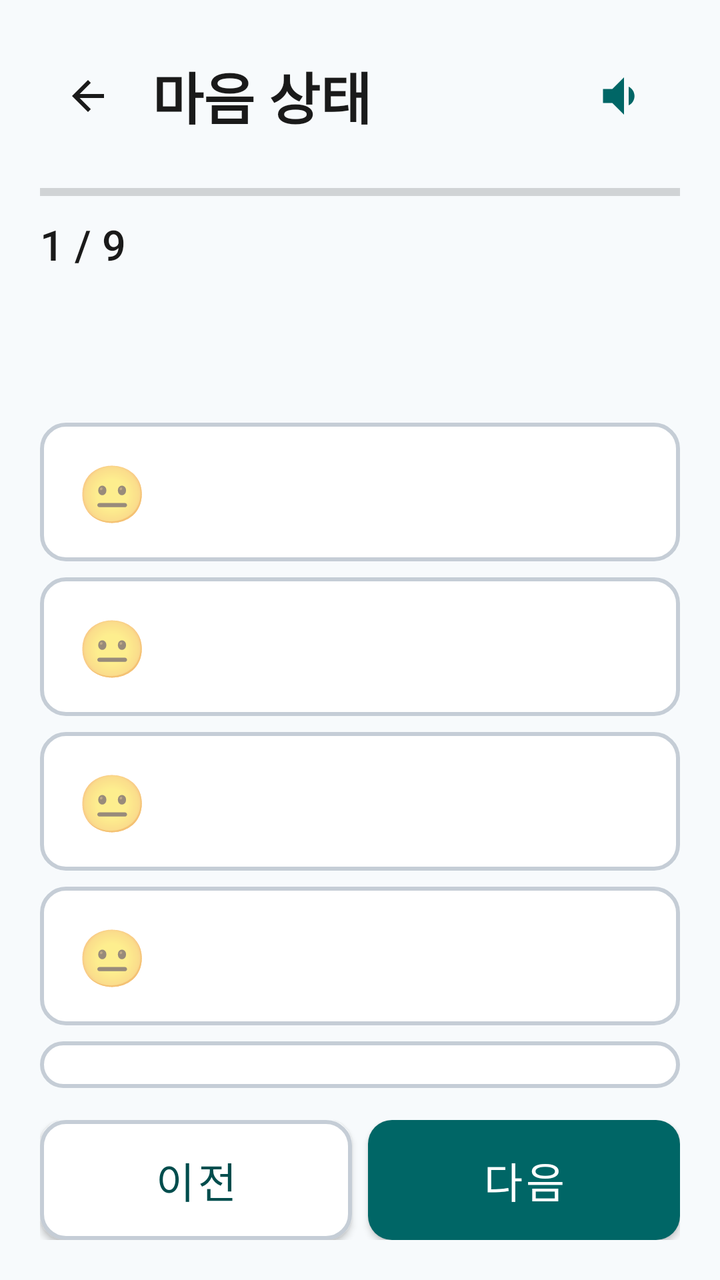
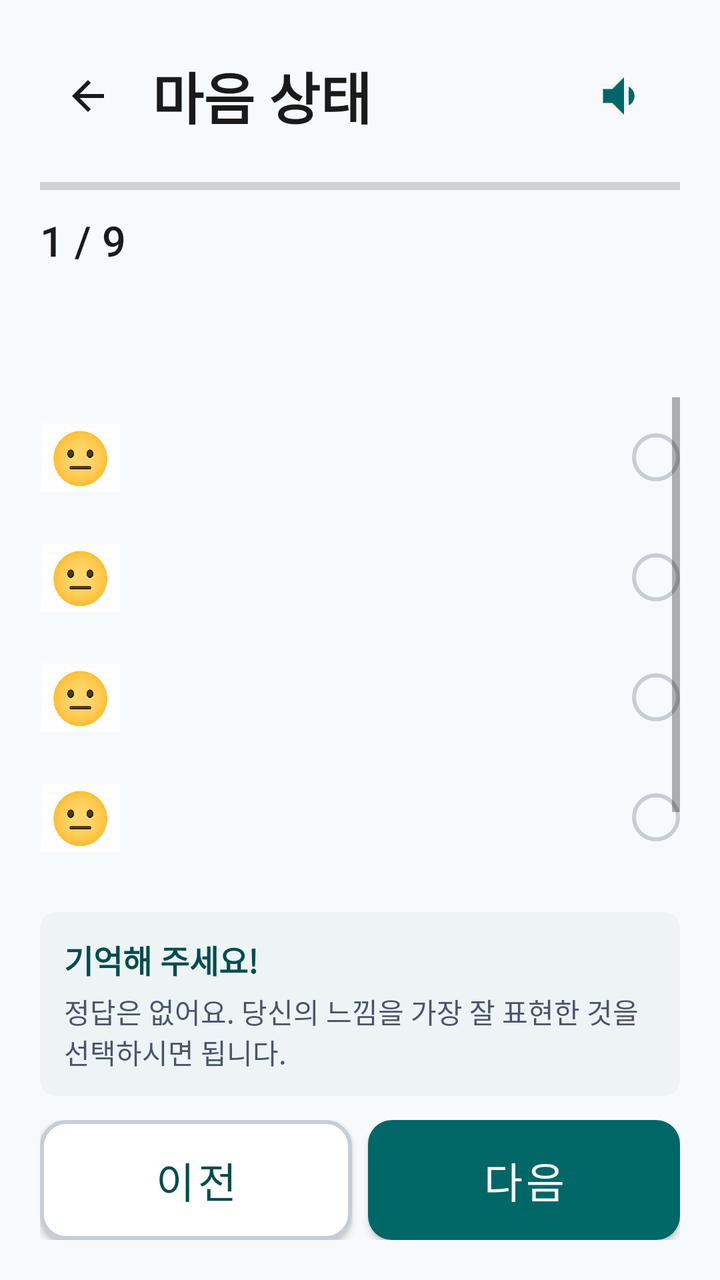

Compare the two renders of this Android layout. The source of the first and the diff that turns it into the second are given below.
<!-- AndroidManifest.xml: application theme Theme.TMind -->
<!-- res/layout/activity_ema_survey.xml -->
<?xml version="1.0" encoding="utf-8"?>
<LinearLayout xmlns:android="http://schemas.android.com/apk/res/android"
    android:layout_width="match_parent"
    android:layout_height="match_parent"
    android:background="@color/bg_senior"
    android:orientation="vertical"
    android:padding="20dp">

    <LinearLayout android:layout_width="match_parent" android:layout_height="wrap_content" android:gravity="center_vertical">
        <ImageButton android:id="@+id/btnBack" android:layout_width="48dp" android:layout_height="48dp" android:background="?attr/selectableItemBackgroundBorderless" android:src="@drawable/ic_back" />
        <TextView android:id="@+id/tvTitle" style="@style/SeniorTitle" android:layout_width="0dp" android:layout_height="wrap_content" android:layout_weight="1" android:layout_marginStart="8dp" android:text="@string/ema_title" />
        <ImageButton android:id="@+id/btnTts" android:layout_width="56dp" android:layout_height="56dp" android:background="?attr/selectableItemBackgroundBorderless" android:src="@drawable/ic_speaker" />
    </LinearLayout>

    <ProgressBar android:id="@+id/progressBar" style="?android:attr/progressBarStyleHorizontal" android:layout_width="match_parent" android:layout_height="8dp" android:layout_marginTop="16dp" android:progressTint="@color/teal_primary" />

    <TextView android:id="@+id/tvProgress" style="@style/SeniorBody" android:layout_width="wrap_content" android:layout_height="wrap_content" android:layout_marginTop="8dp" android:text="1 / 9" />

    <TextView android:id="@+id/tvQuestion" style="@style/SeniorTitle" android:layout_width="match_parent" android:layout_height="wrap_content" android:layout_marginTop="24dp" android:textSize="26sp" />

    <LinearLayout android:layout_width="match_parent" android:layout_height="0dp" android:layout_weight="1" android:layout_marginTop="16dp" android:orientation="vertical">
        <include android:id="@+id/opt1" layout="@layout/item_ema_option" android:layout_width="match_parent" android:layout_height="wrap_content" android:layout_marginBottom="8dp" />
        <include android:id="@+id/opt2" layout="@layout/item_ema_option" android:layout_width="match_parent" android:layout_height="wrap_content" android:layout_marginBottom="8dp" />
        <include android:id="@+id/opt3" layout="@layout/item_ema_option" android:layout_width="match_parent" android:layout_height="wrap_content" android:layout_marginBottom="8dp" />
        <include android:id="@+id/opt4" layout="@layout/item_ema_option" android:layout_width="match_parent" android:layout_height="wrap_content" android:layout_marginBottom="8dp" />
        <include android:id="@+id/opt5" layout="@layout/item_ema_option" android:layout_width="match_parent" android:layout_height="wrap_content" />
    </LinearLayout>

    <LinearLayout android:layout_width="match_parent" android:layout_height="wrap_content" android:layout_marginTop="16dp" android:orientation="horizontal">
        <Button android:id="@+id/btnPrev" style="@style/SeniorButton" android:layout_width="0dp" android:layout_height="60dp" android:layout_marginEnd="8dp" android:layout_weight="1" android:background="@drawable/bg_btn_outline" android:text="@string/prev" android:textColor="@color/teal_dark" />
        <Button android:id="@+id/btnNext" style="@style/SeniorButton" android:layout_width="0dp" android:layout_height="60dp" android:layout_weight="1" android:background="@drawable/bg_btn_primary" android:text="@string/next" android:textColor="@color/white" />
    </LinearLayout>
</LinearLayout>
<!-- res/layout/item_ema_option.xml (included above) -->
<?xml version="1.0" encoding="utf-8"?>
<LinearLayout xmlns:android="http://schemas.android.com/apk/res/android"
    android:id="@+id/optRoot"
    android:layout_width="match_parent"
    android:layout_height="wrap_content"
    android:background="@drawable/bg_ema_option"
    android:gravity="center_vertical"
    android:minHeight="56dp"
    android:orientation="horizontal"
    android:padding="16dp">

    <TextView android:id="@+id/optEmoji" android:layout_width="40dp" android:layout_height="wrap_content" android:gravity="center" android:text="😐" android:textSize="28sp" />
    <TextView android:id="@+id/optLabel" style="@style/SeniorBody" android:layout_width="0dp" android:layout_height="wrap_content" android:layout_marginStart="12dp" android:layout_weight="1" android:textSize="18sp" />
</LinearLayout>
<!-- resources referenced by this layout -->
<resources>
  <color name="bg_senior">#F7FAFC</color>
  <color name="teal_dark">#004D4D</color>
  <color name="teal_primary">#006666</color>
  <color name="white">#FFFFFFFF</color>
  <!-- drawable bg_btn_outline (drawable) -->
  <?xml version="1.0" encoding="utf-8"?>
  <shape xmlns:android="http://schemas.android.com/apk/res/android">
      <solid android:color="@color/white"/>
      <corners android:radius="12dp"/>
      <stroke android:width="2dp" android:color="@color/border_gray"/>
  </shape>
  <!-- drawable bg_btn_primary (drawable) -->
  <?xml version="1.0" encoding="utf-8"?>
  <shape xmlns:android="http://schemas.android.com/apk/res/android">
      <solid android:color="@color/teal_primary"/>
      <corners android:radius="12dp"/>
  </shape>
  <!-- drawable bg_ema_option (drawable) -->
  <?xml version="1.0" encoding="utf-8"?>
  <selector xmlns:android="http://schemas.android.com/apk/res/android">
      <item android:state_selected="true">
          <shape>
              <solid android:color="@color/teal_light"/>
              <corners android:radius="12dp"/>
              <stroke android:width="3dp" android:color="@color/teal_primary"/>
          </shape>
      </item>
      <item>
          <shape>
              <solid android:color="@color/white"/>
              <corners android:radius="12dp"/>
              <stroke android:width="2dp" android:color="@color/border_gray"/>
          </shape>
      </item>
  </selector>
  <!-- drawable ic_back (drawable) -->
  <vector xmlns:android="http://schemas.android.com/apk/res/android"
      android:width="24dp"
      android:height="24dp"
      android:viewportWidth="24"
      android:viewportHeight="24">
      <path android:fillColor="#1A1A1A" android:pathData="M20,11H7.83l5.59,-5.59L12,4l-8,8 8,8 1.41,-1.41L7.83,13H20v-2z"/>
  </vector>
  <!-- drawable ic_speaker (drawable) -->
  <vector xmlns:android="http://schemas.android.com/apk/res/android"
      android:width="28dp"
      android:height="28dp"
      android:viewportWidth="24"
      android:viewportHeight="24">
      <path android:fillColor="#006666" android:pathData="M3,9v6h4l5,5V4L7,9H3zM16.5,12c0,-1.77 -1.02,-3.29 -2.5,-4.03v8.05c1.48,-0.73 2.5,-2.25 2.5,-4.02z"/>
  </vector>
  <string name="ema_title">마음 상태</string>
  <string name="next">다음</string>
  <string name="prev">이전</string>
  <style name="SeniorBody">
          <item name="android:textSize">21sp</item>
          <item name="android:textColor">@color/black</item>
          <item name="android:lineSpacingMultiplier">1.5</item>
      </style>
  <style name="SeniorButton" parent="Widget.MaterialComponents.Button">
          <item name="android:minHeight">60dp</item>
          <item name="android:textSize">21sp</item>
          <item name="android:insetTop">0dp</item>
          <item name="android:insetBottom">0dp</item>
          <item name="cornerRadius">14dp</item>
          <item name="backgroundTint">@null</item>
          <item name="android:textAllCaps">false</item>
      </style>
  <style name="SeniorTitle">
          <item name="android:textSize">28sp</item>
          <item name="android:textColor">@color/black</item>
          <item name="android:textStyle">bold</item>
          <item name="android:lineSpacingMultiplier">1.45</item>
      </style>
  <color name="border_gray">#C5CDD6</color>
  <color name="teal_light">#E8F5F3</color>
  <color name="black">#FF1A1A1A</color>
  <!-- unchanged entries left out for length: 1 -->
</resources>

<!-- the commit's change to res/layout/activity_ema_survey.xml (unified diff, before → after) -->
@@ -6,29 +6,120 @@
     android:orientation="vertical"
     android:padding="20dp">
 
-    <LinearLayout android:layout_width="match_parent" android:layout_height="wrap_content" android:gravity="center_vertical">
-        <ImageButton android:id="@+id/btnBack" android:layout_width="48dp" android:layout_height="48dp" android:background="?attr/selectableItemBackgroundBorderless" android:src="@drawable/ic_back" />
-        <TextView android:id="@+id/tvTitle" style="@style/SeniorTitle" android:layout_width="0dp" android:layout_height="wrap_content" android:layout_weight="1" android:layout_marginStart="8dp" android:text="@string/ema_title" />
-        <ImageButton android:id="@+id/btnTts" android:layout_width="56dp" android:layout_height="56dp" android:background="?attr/selectableItemBackgroundBorderless" android:src="@drawable/ic_speaker" />
+    <LinearLayout
+        android:layout_width="match_parent"
+        android:layout_height="wrap_content"
+        android:gravity="center_vertical">
+        <ImageButton
+            android:id="@+id/btnBack"
+            android:layout_width="48dp"
+            android:layout_height="48dp"
+            android:background="?attr/selectableItemBackgroundBorderless"
+            android:src="@drawable/ic_back" />
+        <TextView
+            android:id="@+id/tvTitle"
+            style="@style/SeniorTitle"
+            android:layout_width="0dp"
+            android:layout_height="wrap_content"
+            android:layout_marginStart="8dp"
+            android:layout_weight="1"
+            android:text="@string/ema_title" />
+        <ImageButton
+            android:id="@+id/btnTts"
+            android:layout_width="56dp"
+            android:layout_height="56dp"
+            android:background="?attr/selectableItemBackgroundBorderless"
+            android:src="@drawable/ic_speaker" />
     </LinearLayout>
 
-    <ProgressBar android:id="@+id/progressBar" style="?android:attr/progressBarStyleHorizontal" android:layout_width="match_parent" android:layout_height="8dp" android:layout_marginTop="16dp" android:progressTint="@color/teal_primary" />
+    <ProgressBar
+        android:id="@+id/progressBar"
+        style="?android:attr/progressBarStyleHorizontal"
+        android:layout_width="match_parent"
+        android:layout_height="10dp"
+        android:layout_marginTop="12dp"
+        android:progressTint="@color/teal_primary" />
 
-    <TextView android:id="@+id/tvProgress" style="@style/SeniorBody" android:layout_width="wrap_content" android:layout_height="wrap_content" android:layout_marginTop="8dp" android:text="1 / 9" />
+    <TextView
+        android:id="@+id/tvProgress"
+        style="@style/SeniorBody"
+        android:layout_width="wrap_content"
+        android:layout_height="wrap_content"
+        android:layout_marginTop="8dp"
+        android:text="1 / 9" />
 
-    <TextView android:id="@+id/tvQuestion" style="@style/SeniorTitle" android:layout_width="match_parent" android:layout_height="wrap_content" android:layout_marginTop="24dp" android:textSize="26sp" />
+    <TextView
+        android:id="@+id/tvQuestion"
+        style="@style/SeniorTitle"
+        android:layout_width="match_parent"
+        android:layout_height="wrap_content"
+        android:layout_marginTop="20dp"
+        android:textSize="24sp" />
 
-    <LinearLayout android:layout_width="match_parent" android:layout_height="0dp" android:layout_weight="1" android:layout_marginTop="16dp" android:orientation="vertical">
-        <include android:id="@+id/opt1" layout="@layout/item_ema_option" android:layout_width="match_parent" android:layout_height="wrap_content" android:layout_marginBottom="8dp" />
-        <include android:id="@+id/opt2" layout="@layout/item_ema_option" android:layout_width="match_parent" android:layout_height="wrap_content" android:layout_marginBottom="8dp" />
-        <include android:id="@+id/opt3" layout="@layout/item_ema_option" android:layout_width="match_parent" android:layout_height="wrap_content" android:layout_marginBottom="8dp" />
-        <include android:id="@+id/opt4" layout="@layout/item_ema_option" android:layout_width="match_parent" android:layout_height="wrap_content" android:layout_marginBottom="8dp" />
-        <include android:id="@+id/opt5" layout="@layout/item_ema_option" android:layout_width="match_parent" android:layout_height="wrap_content" />
+    <ScrollView
+        android:layout_width="match_parent"
+        android:layout_height="0dp"
+        android:layout_marginTop="12dp"
+        android:layout_weight="1">
+        <LinearLayout
+            android:layout_width="match_parent"
+            android:layout_height="wrap_content"
+            android:orientation="vertical">
+            <include android:id="@+id/opt1" layout="@layout/item_ema_option" />
+            <include android:id="@+id/opt2" layout="@layout/item_ema_option" />
+            <include android:id="@+id/opt3" layout="@layout/item_ema_option" />
+            <include android:id="@+id/opt4" layout="@layout/item_ema_option" />
+            <include android:id="@+id/opt5" layout="@layout/item_ema_option" />
+        </LinearLayout>
+    </ScrollView>
+
+    <LinearLayout
+        android:layout_width="match_parent"
+        android:layout_height="wrap_content"
+        android:layout_marginTop="8dp"
+        android:background="@drawable/bg_disclaimer_bar"
+        android:orientation="vertical"
+        android:padding="12dp">
+        <TextView
+            android:layout_width="match_parent"
+            android:layout_height="wrap_content"
+            android:text="@string/ema_tip_title"
+            android:textColor="@color/teal_dark"
+            android:textSize="16sp"
+            android:textStyle="bold" />
+        <TextView
+            android:layout_width="match_parent"
+            android:layout_height="wrap_content"
+            android:layout_marginTop="4dp"
+            android:text="@string/ema_tip_body"
+            android:textColor="@color/text_secondary"
+            android:textSize="14sp" />
     </LinearLayout>
 
-    <LinearLayout android:layout_width="match_parent" android:layout_height="wrap_content" android:layout_marginTop="16dp" android:orientation="horizontal">
-        <Button android:id="@+id/btnPrev" style="@style/SeniorButton" android:layout_width="0dp" android:layout_height="60dp" android:layout_marginEnd="8dp" android:layout_weight="1" android:background="@drawable/bg_btn_outline" android:text="@string/prev" android:textColor="@color/teal_dark" />
-        <Button android:id="@+id/btnNext" style="@style/SeniorButton" android:layout_width="0dp" android:layout_height="60dp" android:layout_weight="1" android:background="@drawable/bg_btn_primary" android:text="@string/next" android:textColor="@color/white" />
+    <LinearLayout
+        android:layout_width="match_parent"
+        android:layout_height="wrap_content"
+        android:layout_marginTop="12dp"
+        android:orientation="horizontal">
+        <Button
+            android:id="@+id/btnPrev"
+            style="@style/SeniorButton"
+            android:layout_width="0dp"
+            android:layout_height="60dp"
+            android:layout_marginEnd="8dp"
+            android:layout_weight="1"
+            android:background="@drawable/bg_btn_outline"
+            android:text="@string/prev"
+            android:textColor="@color/teal_dark" />
+        <Button
+            android:id="@+id/btnNext"
+            style="@style/SeniorButton"
+            android:layout_width="0dp"
+            android:layout_height="60dp"
+            android:layout_weight="1"
+            android:background="@drawable/bg_btn_primary"
+            android:text="@string/next"
+            android:textColor="@color/white" />
     </LinearLayout>
 </LinearLayout>
 <!-- res/layout/item_ema_option.xml (included above) -->
@@ -37,12 +128,32 @@
     android:id="@+id/optRoot"
     android:layout_width="match_parent"
     android:layout_height="wrap_content"
-    android:background="@drawable/bg_ema_option"
     android:gravity="center_vertical"
     android:minHeight="56dp"
     android:orientation="horizontal"
-    android:padding="16dp">
+    android:paddingTop="10dp"
+    android:paddingBottom="10dp">
 
-    <TextView android:id="@+id/optEmoji" android:layout_width="40dp" android:layout_height="wrap_content" android:gravity="center" android:text="😐" android:textSize="28sp" />
-    <TextView android:id="@+id/optLabel" style="@style/SeniorBody" android:layout_width="0dp" android:layout_height="wrap_content" android:layout_marginStart="12dp" android:layout_weight="1" android:textSize="18sp" />
+    <ImageView
+        android:id="@+id/optEmoji"
+        android:layout_width="40dp"
+        android:layout_height="40dp"
+        android:contentDescription="@null"
+        android:scaleType="fitCenter"
+        android:src="@drawable/emoji_3" />
+
+    <TextView
+        android:id="@+id/optLabel"
+        style="@style/SeniorBody"
+        android:layout_width="0dp"
+        android:layout_height="wrap_content"
+        android:layout_marginStart="12dp"
+        android:layout_weight="1"
+        android:textSize="18sp" />
+
+    <View
+        android:id="@+id/optRadio"
+        android:layout_width="24dp"
+        android:layout_height="24dp"
+        android:background="@drawable/bg_radio_unchecked" />
 </LinearLayout>
<!-- resource entries referenced after the edit -->
@@ -3,6 +3,7 @@
   <color name="bg_senior">#F7FAFC</color>
   <color name="teal_dark">#004D4D</color>
   <color name="teal_primary">#006666</color>
+  <color name="text_secondary">#4A5568</color>
   <color name="white">#FFFFFFFF</color>
   <!-- drawable bg_btn_outline (drawable) -->
   <?xml version="1.0" encoding="utf-8"?>
@@ -17,24 +18,20 @@
       <solid android:color="@color/teal_primary"/>
       <corners android:radius="12dp"/>
   </shape>
-  <!-- drawable bg_ema_option (drawable) -->
+  <!-- drawable bg_disclaimer_bar (drawable) -->
   <?xml version="1.0" encoding="utf-8"?>
-  <selector xmlns:android="http://schemas.android.com/apk/res/android">
-      <item android:state_selected="true">
-          <shape>
-              <solid android:color="@color/teal_light"/>
-              <corners android:radius="12dp"/>
-              <stroke android:width="3dp" android:color="@color/teal_primary"/>
-          </shape>
-      </item>
-      <item>
-          <shape>
-              <solid android:color="@color/white"/>
-              <corners android:radius="12dp"/>
-              <stroke android:width="2dp" android:color="@color/border_gray"/>
-          </shape>
-      </item>
-  </selector>
+  <shape xmlns:android="http://schemas.android.com/apk/res/android">
+      <solid android:color="#EEF3F6" />
+      <corners android:radius="8dp" />
+  </shape>
+  <!-- drawable bg_radio_unchecked (drawable) -->
+  <?xml version="1.0" encoding="utf-8"?>
+  <shape xmlns:android="http://schemas.android.com/apk/res/android"
+      android:shape="oval">
+      <stroke android:width="2dp" android:color="@color/border_gray" />
+      <solid android:color="@android:color/transparent" />
+  </shape>
+  <!-- drawable emoji_3: png bitmap (drawable, 90943 bytes) -->
   <!-- drawable ic_back (drawable) -->
   <vector xmlns:android="http://schemas.android.com/apk/res/android"
       android:width="24dp"
@@ -51,6 +48,8 @@
       android:viewportHeight="24">
       <path android:fillColor="#006666" android:pathData="M3,9v6h4l5,5V4L7,9H3zM16.5,12c0,-1.77 -1.02,-3.29 -2.5,-4.03v8.05c1.48,-0.73 2.5,-2.25 2.5,-4.02z"/>
   </vector>
+  <string name="ema_tip_body">정답은 없어요. 당신의 느낌을 가장 잘 표현한 것을 선택하시면 됩니다.</string>
+  <string name="ema_tip_title">기억해 주세요!</string>
   <string name="ema_title">마음 상태</string>
   <string name="next">다음</string>
   <string name="prev">이전</string>
@@ -75,7 +74,6 @@
           <item name="android:lineSpacingMultiplier">1.45</item>
       </style>
   <color name="border_gray">#C5CDD6</color>
-  <color name="teal_light">#E8F5F3</color>
   <color name="black">#FF1A1A1A</color>
   <!-- unchanged entries left out for length: 1 -->
 </resources>
